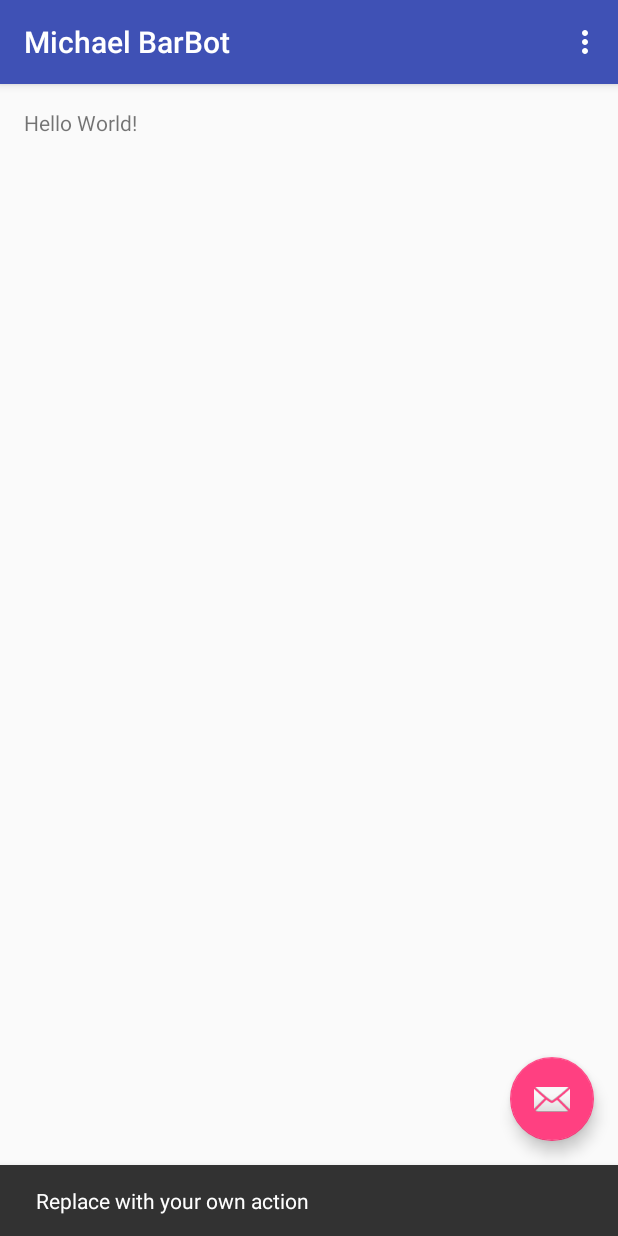
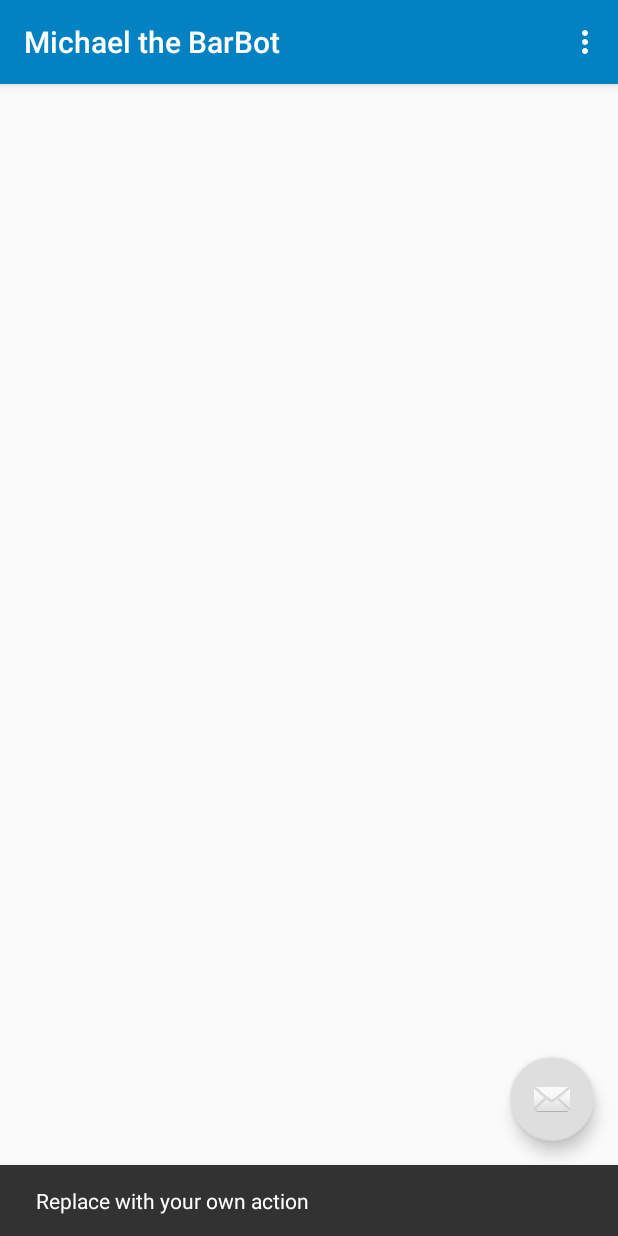
Before and after one commit to beleslie/michael-barbot-app, an Android app: the screen it shows after launch (MainActivity), after a tap on an icon or button, on a phone screen of 412 x 824 dp. Run offline under Robolectric (Android 15) with nearby library versions, the phone set to English and light mode, and no system bars.

Commit message:
changed colors, style, and app name

```diff
--- a/app/src/main/res/layout/content_main.xml
+++ b/app/src/main/res/layout/content_main.xml
@@ -13,8 +13,4 @@
     tools:context="l.michaelbarbot.MainActivity"
     tools:showIn="@layout/activity_main">
 
-    <TextView
-        android:layout_width="wrap_content"
-        android:layout_height="wrap_content"
-        android:text="Hello World!" />
 </RelativeLayout>
--- a/app/src/main/res/values/colors.xml
+++ b/app/src/main/res/values/colors.xml
@@ -3,4 +3,8 @@
     <color name="colorPrimary">#3F51B5</color>
     <color name="colorPrimaryDark">#303F9F</color>
     <color name="colorAccent">#FF4081</color>
+
+    <color name="blue">#0281C3</color>
+    <color name="gray">#5B5B60</color>
+    <color name="lightGray">#DEDEDF</color>
 </resources>
--- a/app/src/main/res/values/strings.xml
+++ b/app/src/main/res/values/strings.xml
@@ -1,4 +1,4 @@
 <resources>
-    <string name="app_name">Michael BarBot</string>
+    <string name="app_name">Michael the BarBot</string>
     <string name="action_settings">Settings</string>
 </resources>
--- a/app/src/main/res/values/styles.xml
+++ b/app/src/main/res/values/styles.xml
@@ -3,9 +3,9 @@
     <!-- Base application theme. -->
     <style name="AppTheme" parent="Theme.AppCompat.Light.DarkActionBar">
         <!-- Customize your theme here. -->
-        <item name="colorPrimary">@color/colorPrimary</item>
-        <item name="colorPrimaryDark">@color/colorPrimaryDark</item>
-        <item name="colorAccent">@color/colorAccent</item>
+        <item name="colorPrimary">@color/blue</item>
+        <item name="colorPrimaryDark">@color/gray</item>
+        <item name="colorAccent">@color/lightGray</item>
     </style>
 
     <style name="AppTheme.NoActionBar">
```
Also changed, not shown: app/src/main/ic_launcher-web.png (added).
